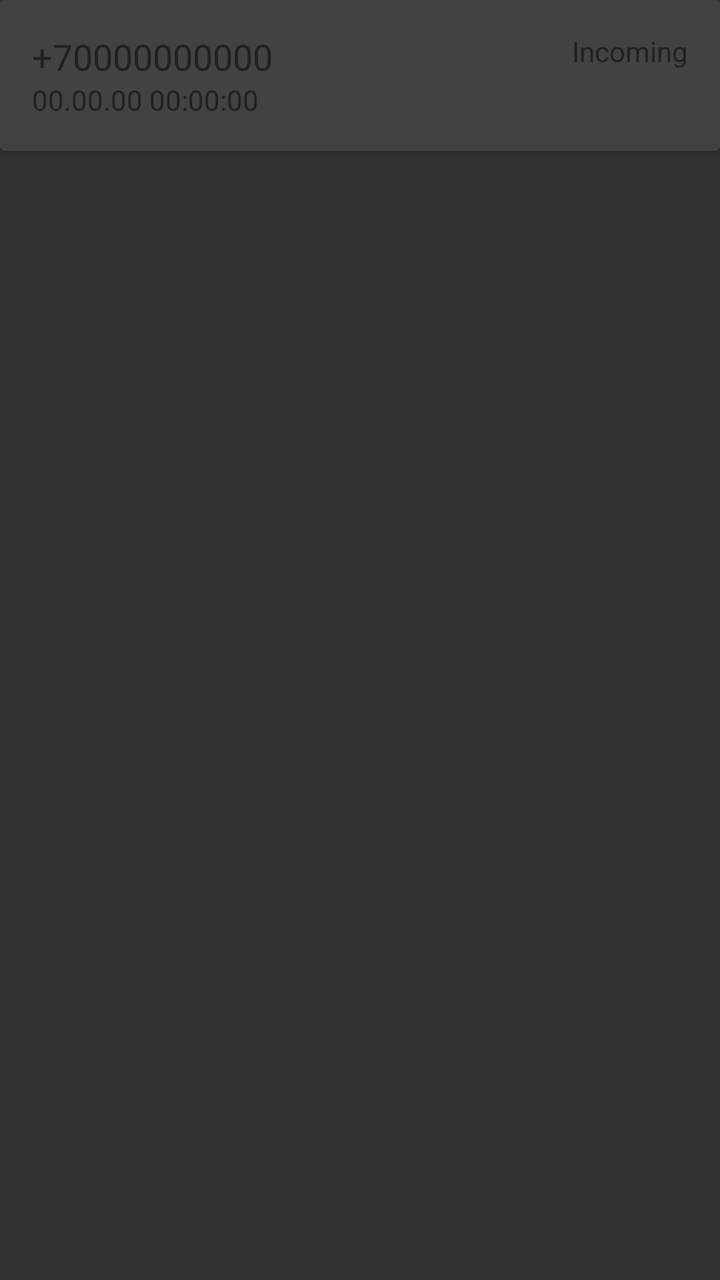
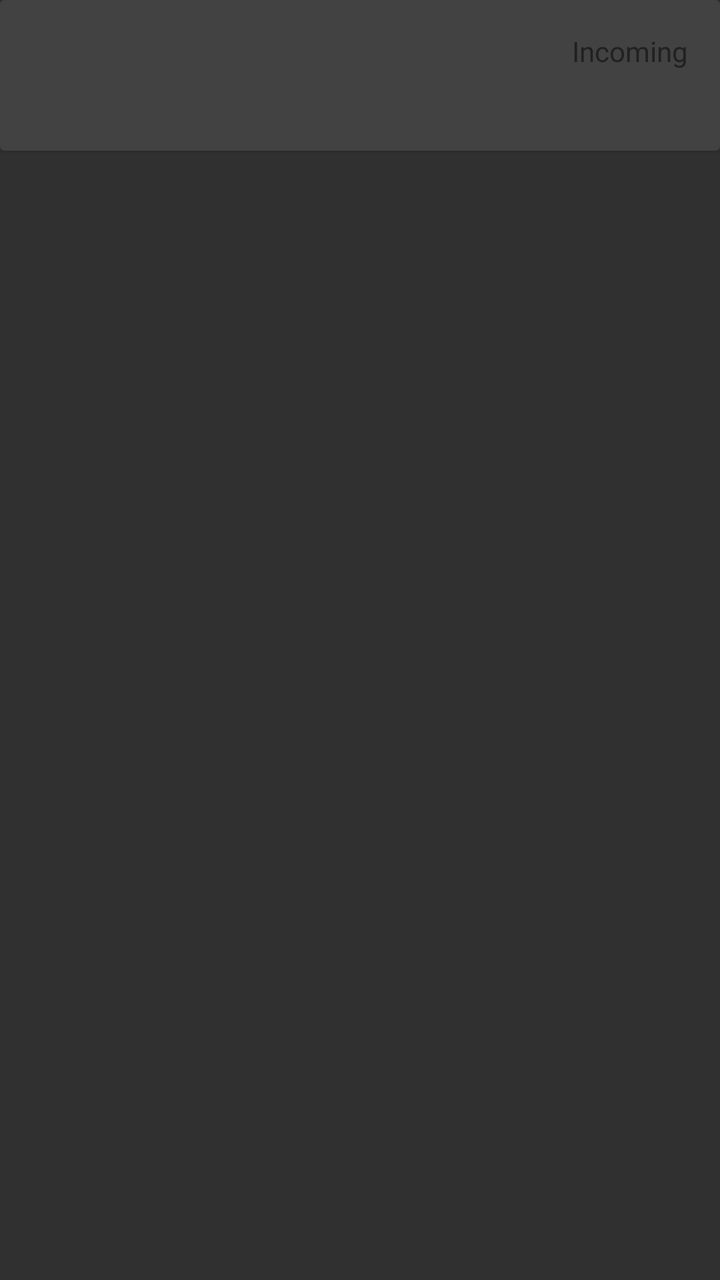

Two renders of the same Android screen: before a commit and after it. Below are the layout's source before the change and the commit's diff.
<!-- AndroidManifest.xml: application theme AppTheme -->
<!-- res/layout/cardview_calls.xml -->
<LinearLayout xmlns:android="http://schemas.android.com/apk/res/android"
android:layout_width="match_parent" android:layout_height="match_parent"
android:paddingBottom="16dp">
<android.support.v7.widget.CardView
    android:layout_width="match_parent"
    android:layout_height="wrap_content"
    android:id="@+id/cardview_calls">
    <RelativeLayout
        android:layout_width="match_parent"
        android:layout_height="wrap_content"
        android:padding="16dp"
        >
        <TextView
            android:layout_width="wrap_content"
            android:layout_height="wrap_content"
            android:id="@+id/cardview_calls_number"
            android:layout_alignParentTop="true"
            android:textSize="18sp"
            android:textColor="@color/primary_material_dark"
            android:text="+70000000000" />
        <TextView
            android:layout_width="wrap_content"
            android:layout_height="wrap_content"
            android:id="@+id/cardview_calls_direction"
            android:textColor="@color/primary_material_dark"
            android:text="Incoming"
            android:layout_alignParentTop="true"
            android:layout_alignParentEnd="true" />
        <TextView
            android:layout_width="wrap_content"
            android:layout_height="wrap_content"
            android:id="@+id/cardview_calls_time"
            android:layout_below="@+id/cardview_calls_number"
            android:textColor="@color/primary_material_dark"
            android:text="00.00.00 00:00:00" />
    </RelativeLayout>
</android.support.v7.widget.CardView>
</LinearLayout>
<!-- resources referenced by this layout -->
<resources>
  <style name="AppTheme" parent="Theme.AppCompat.NoActionBar">
          
          <item name="windowActionBar">false</item>
          <item name="windowNoTitle">true</item>
      </style>
</resources>

<!-- the commit's change to res/layout/cardview_calls.xml (unified diff, before → after) -->
@@ -17,13 +17,13 @@ android:paddingBottom="16dp">
             android:layout_alignParentTop="true"
             android:textSize="18sp"
             android:textColor="@color/primary_material_dark"
-            android:text="+70000000000" />
+            />
         <TextView
             android:layout_width="wrap_content"
             android:layout_height="wrap_content"
             android:id="@+id/cardview_calls_direction"
             android:textColor="@color/primary_material_dark"
-            android:text="Incoming"
+            android:text="@string/incoming"
             android:layout_alignParentTop="true"
             android:layout_alignParentEnd="true" />
         <TextView
@@ -32,7 +32,7 @@ android:paddingBottom="16dp">
             android:id="@+id/cardview_calls_time"
             android:layout_below="@+id/cardview_calls_number"
             android:textColor="@color/primary_material_dark"
-            android:text="00.00.00 00:00:00" />
+            />
     </RelativeLayout>
 </android.support.v7.widget.CardView>
 </LinearLayout>
<!-- resource entries referenced after the edit -->
@@ -1,5 +1,6 @@
 <!-- resources referenced by this layout -->
 <resources>
+  <string name="incoming">Incoming</string>
   <style name="AppTheme" parent="Theme.AppCompat.NoActionBar">
           
           <item name="windowActionBar">false</item>
